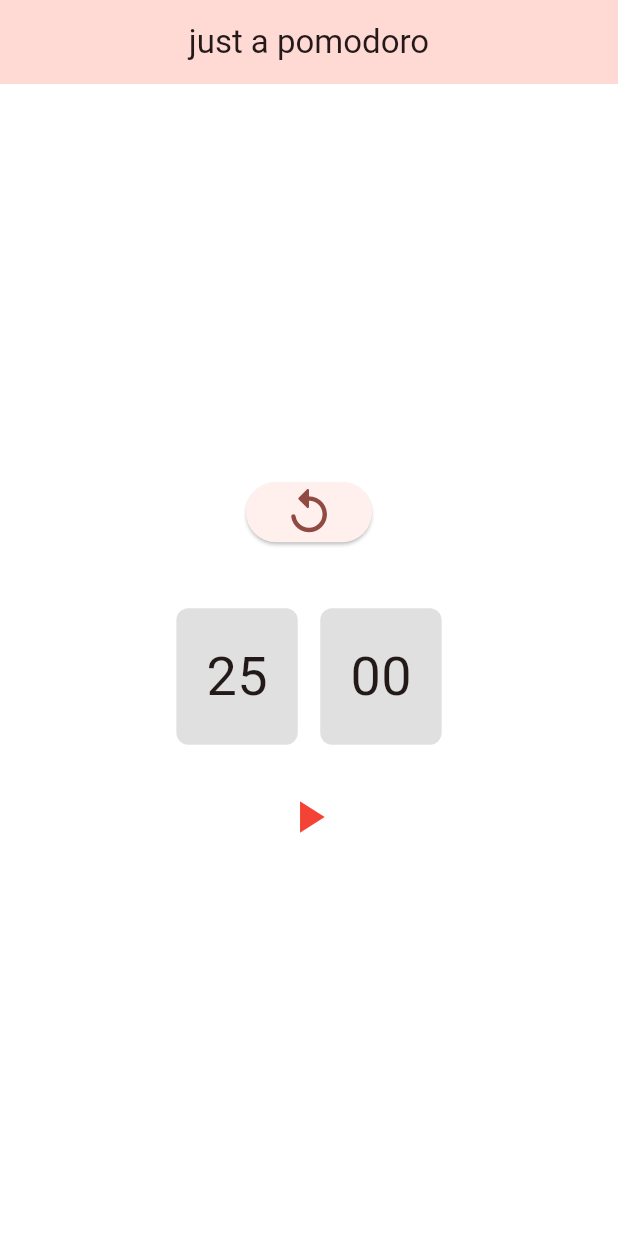
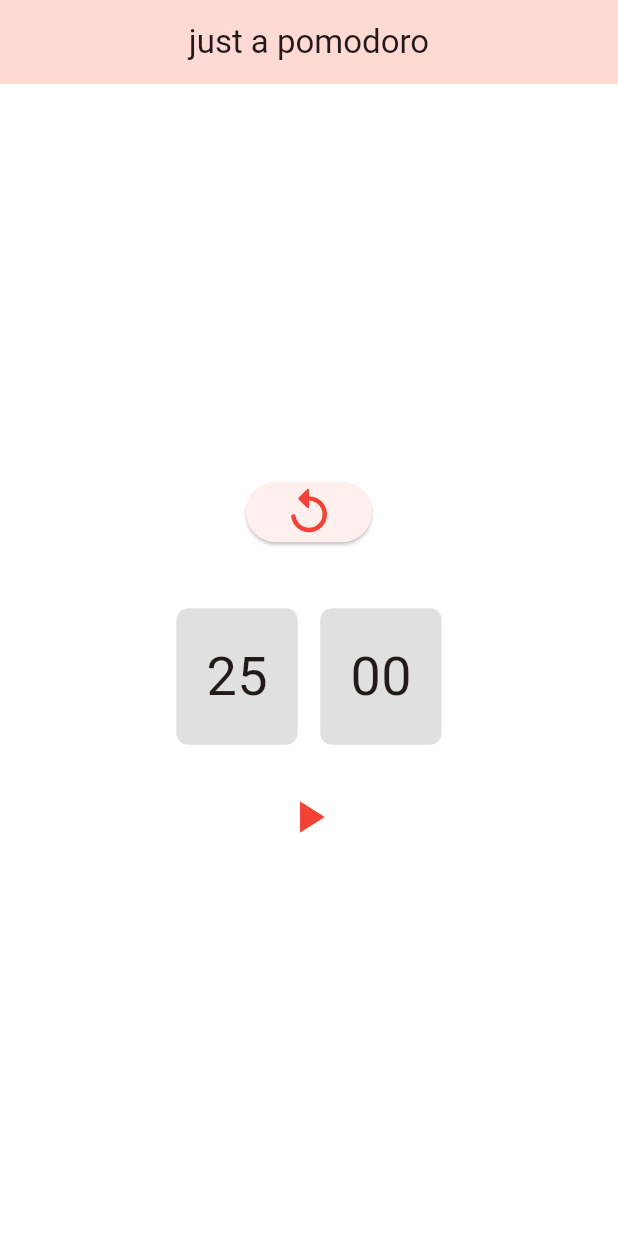
Before and after one commit to HypnosCicero/just_a_pomodoro, a Flutter app: the screen it shows after launch, after a tap on the "replay" icon, on a phone screen of 412 x 824 dp. Run offline on Flutter 3.47's test engine with Material 3 defaults, Android fonts, the phone set to English and light mode, and no system bars.

Commit message:
fix(*):change the color styles.

```diff
--- a/lib/home/clock_block.dart
+++ b/lib/home/clock_block.dart
@@ -13,7 +13,6 @@ class ClockBlock extends StatefulWidget {
 class _ClockBlockState extends State<ClockBlock> {
   // late Timer _timer;
   Timer? _timer; // There is a hidden danger of null point anomaly
-  Color backgroundColor = Colors.white;
   List<int> _minutesArray = [25, 5];
   late int _minutes;
   late int _arrayIndex;
@@ -58,7 +57,7 @@ class _ClockBlockState extends State<ClockBlock> {
     setState(() {
       if(_isSelected) {
         _timer?.cancel();
-        backgroundColor = backgroundColorScheme.primaryContainer;
+        backgroundColor = backgroundColor;
       } else {
         _startTimer();
         backgroundColor = tomatoColorScheme.primaryContainer;
@@ -73,7 +72,7 @@ class _ClockBlockState extends State<ClockBlock> {
       _seconds = 0;
       _arrayIndex = 0;
       _isSelected = false;
-      backgroundColor = Colors.white;
+      backgroundColor = backgroundColor;
     });
   }
 
@@ -118,7 +117,7 @@ class _ClockBlockState extends State<ClockBlock> {
                   transitionBuilder: (Widget child, Animation<double> animation) {
                     return ScaleTransition(scale: animation, child: child);
                   },
-                  child: _isSelected? Icon(color: Colors.green, size:36, Icons.pause) : Icon(color: Colors.red, size:36, Icons.play_arrow),
+                  child: _isSelected? Icon(color: Colors.green, size:36, Icons.pause) : Icon(color: tomatoColorScheme.primary, size:36, Icons.play_arrow),
                 ),
               ),
 
--- a/lib/home/home.dart
+++ b/lib/home/home.dart
@@ -16,7 +16,7 @@ class HomePage extends StatelessWidget {
           ),
       ),
       body:  ClockBlock(),
-      backgroundColor: backgroundColorScheme.primaryContainer,
+      backgroundColor: backgroundColor,
     );
   }
 }
--- a/lib/res/color_scheme.dart
+++ b/lib/res/color_scheme.dart
@@ -1,11 +1,12 @@
 import 'package:flutter/material.dart';
 
-ColorScheme tomatoColorScheme = ColorScheme.fromSeed(seedColor: Colors.red);
-ColorScheme backgroundColorScheme = ColorScheme.fromSeed(seedColor: Colors.white);
-ColorScheme leavesColorScheme = ColorScheme.fromSeed(seedColor: Colors.green);
+ColorScheme tomatoColorScheme = ColorScheme.fromSeed(seedColor: Colors.red , primary: Colors.red);
+ColorScheme leavesColorScheme = ColorScheme.fromSeed(seedColor: Colors.green , primary: Colors.green);
+Color backgroundColor = Colors.white;
 
 class Checkout {
   void printColor() {
+
     Color tomatoPrimaryColor = tomatoColorScheme.primary;
     Color tomatoOnPrimaryColor = tomatoColorScheme.onPrimary;
     Color tomatoInversePrimary = tomatoColorScheme.inversePrimary;
```
